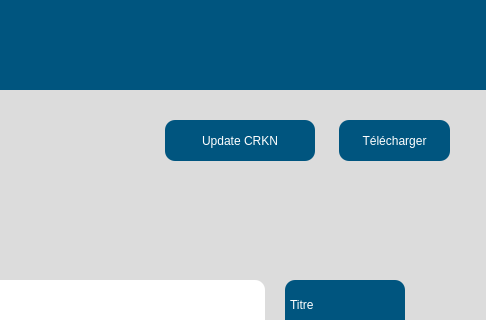
Before: the Qt Designer form src/user_interface/french_start.ui in eppenney/eBook-Perpetual-Access-Rights-Tracker, drawn with Qt 5; both pictures show x 690 to 1176 and y 0 to 320 of the 1176 by 796 pixel window.
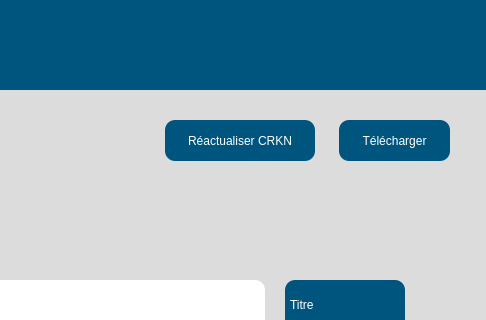
After: the same form once the commit is applied. Icons and pictures are not drawn.

The edit to the form file:
```diff
--- a/src/user_interface/french_start.ui
+++ b/src/user_interface/french_start.ui
@@ -365,7 +365,7 @@
             border-radius: 10px;</string>
     </property>
     <property name="text">
-     <string>Update CRKN</string>
+     <string>Réactualiser CRKN</string>
     </property>
    </widget>
    <widget class="QLabel" name="universityName">
```
